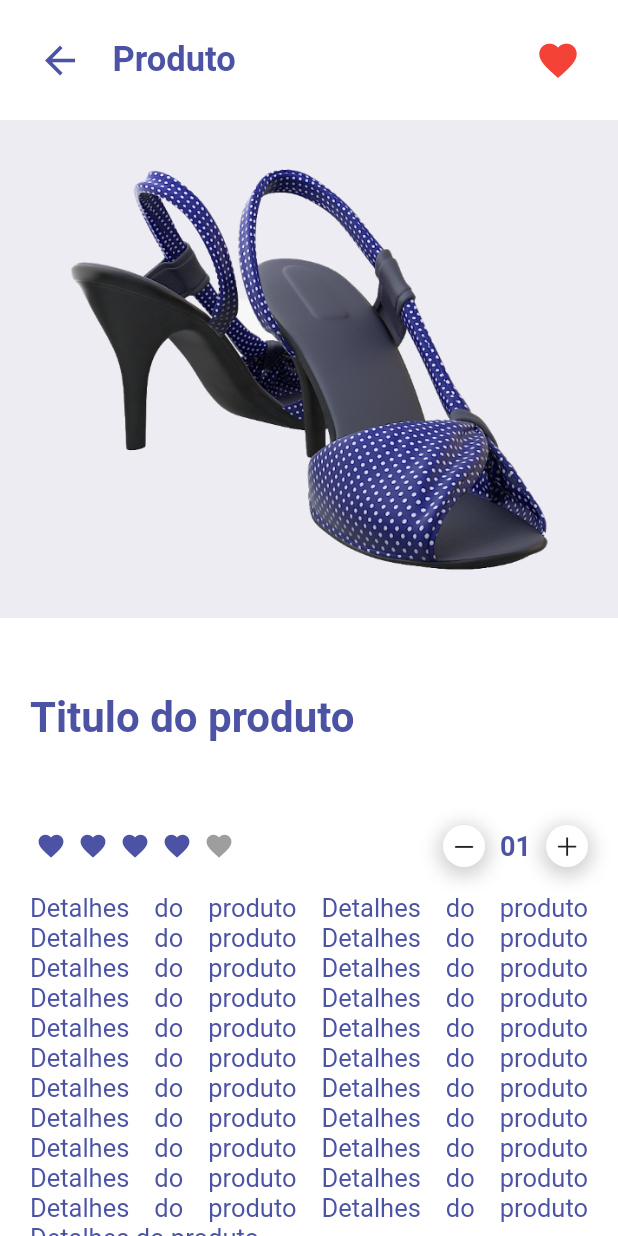
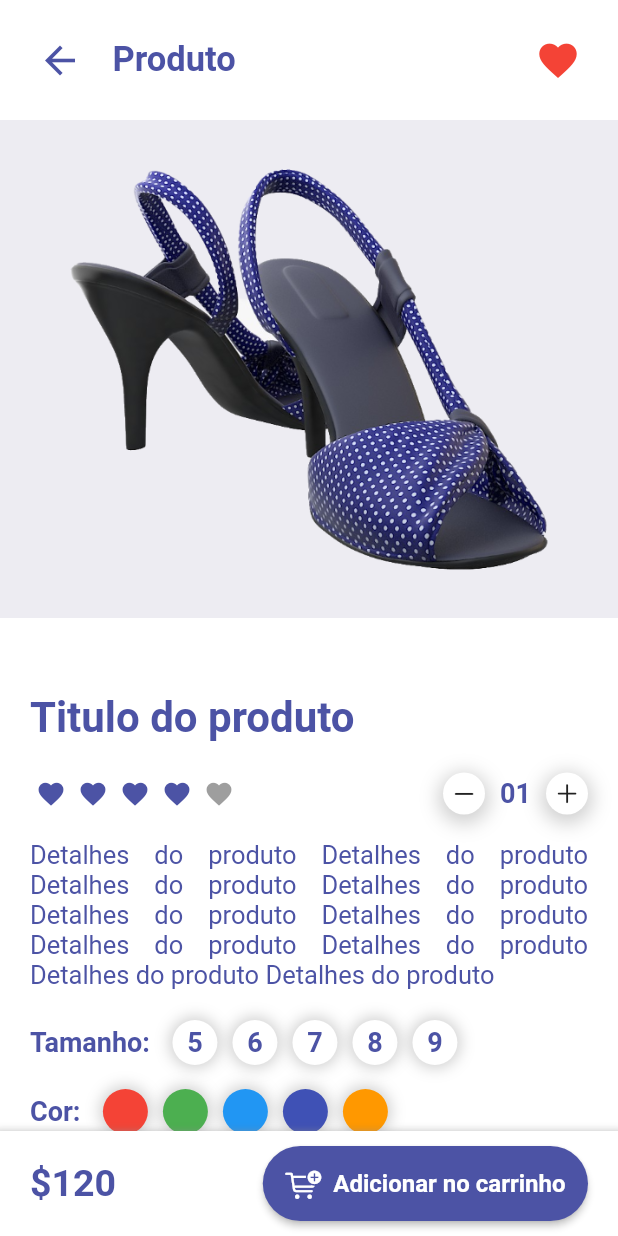
Before and after one commit to leandrorochaadm/app_shopping, a Flutter app: the ItemPage screen opened by its route, on a phone screen of 412 x 824 dp. Run offline on Flutter 3.47's test engine with Material 2 defaults, Android fonts, the phone set to English and light mode, and no system bars; drawn by our look-alikes of flutter_rating_bar; our stand-ins replace badges, curved_navigation_bar; missing offline and left inert: clippy_flutter.

Commit message:
ItemPage: ItemBottomNavBar

```diff
--- a/lib/pages/item_page.dart
+++ b/lib/pages/item_page.dart
@@ -31,7 +31,7 @@ class ItemPage extends StatelessWidget {
         Arc(
           height: 30,
           edge: Edge.TOP,
-          arcType: ArcType.CONVEX,
+          arcType: ArcType.CONVEY,
           child: Container(
             width: double.infinity,
             color: Colors.white,
@@ -41,7 +41,7 @@ class ItemPage extends StatelessWidget {
                 Padding(
                   padding: const EdgeInsets.only(
                     top: 50,
-                    bottom: 50,
+                    bottom: 15,
                   ),
                   child: Row(children: [
                     const Text(
@@ -123,7 +123,7 @@ class ItemPage extends StatelessWidget {
                 const Padding(
                   padding: EdgeInsets.symmetric(vertical: 12),
                   child: Text(
-                    'Detalhes do produto Detalhes do produto Detalhes do produto Detalhes do produto Detalhes do produto Detalhes do produto Detalhes do produto Detalhes do produto Detalhes do produto Detalhes do produto Detalhes do produto Detalhes do produto Detalhes do produto Detalhes do produto Detalhes do produto Detalhes do produto Detalhes do produto Detalhes do produto Detalhes do produto Detalhes do produto Detalhes do produto Detalhes do produto Detalhes do produto ',
+                    'Detalhes do produto Detalhes do produto Detalhes do produto Detalhes do produto Detalhes do produto Detalhes do produto Detalhes do produto Detalhes do produto Detalhes do produto Detalhes do produto',
                     textAlign: TextAlign.justify,
                     style: TextStyle(
                       fontSize: 17,
@@ -218,6 +218,7 @@ class ItemPage extends StatelessWidget {
           ),
         ),
       ]),
+      bottomNavigationBar: ItemBottomNavBar(),
     );
   }
 }
--- /dev/null
+++ b/lib/widgets/item_botton_nav_bar.dart
@@ -0,0 +1,59 @@
+import 'package:flutter/cupertino.dart';
+import 'package:flutter/material.dart';
+import 'package:shopping_app/constants/colors.dart';
+
+class ItemBottomNavBar extends StatelessWidget {
+  const ItemBottomNavBar({Key? key}) : super(key: key);
+
+  @override
+  Widget build(BuildContext context) {
+    return BottomAppBar(
+      child: Container(
+        height: 70,
+        padding: const EdgeInsets.symmetric(horizontal: 20),
+        decoration: BoxDecoration(
+          color: Colors.white,
+          boxShadow: [
+            BoxShadow(
+              color: Colors.grey.withOpacity(0.5),
+              spreadRadius: 3,
+              blurRadius: 3,
+              offset: const Offset(0, 3),
+            ),
+          ],
+        ),
+        child: Row(
+          mainAxisAlignment: MainAxisAlignment.spaceBetween,
+          children: [
+            const Text(
+              '\$120',
+              style: TextStyle(
+                fontSize: 25,
+                fontWeight: FontWeight.bold,
+                color: kPrimaryColor,
+              ),
+            ),
+            ElevatedButton.icon(
+              onPressed: () {},
+              icon: const Icon(CupertinoIcons.cart_badge_plus),
+              label: const Text(
+                'Adicionar no carrinho',
+                style: TextStyle(
+                  fontSize: 16,
+                  fontWeight: FontWeight.bold,
+                ),
+              ),
+              style: ButtonStyle(
+                backgroundColor: MaterialStateProperty.all(kPrimaryColor),
+                padding: MaterialStateProperty.all(
+                    const EdgeInsets.symmetric(vertical: 13, horizontal: 15)),
+                shape: MaterialStateProperty.all(RoundedRectangleBorder(
+                    borderRadius: BorderRadius.circular(30))),
+              ),
+            ),
+          ],
+        ),
+      ),
+    );
+  }
+}
--- a/lib/widgets/widgets.dart
+++ b/lib/widgets/widgets.dart
@@ -4,4 +4,5 @@ export 'cart_item_samples.dart';
 export 'categories_widget.dart';
 export 'home_app_bar.dart';
 export 'item_app_bar.dart';
+export 'item_botton_nav_bar.dart';
 export 'items_widget.dart';
```
